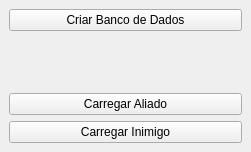
dsgoficial/DsgTools, file MilitarySimbologyTools/militarySimbologyDock.ui: the form before one commit.
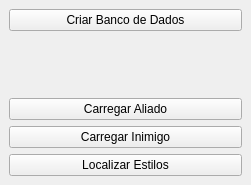
The form after the commit. Custom widgets are drawn as their Qt base class.

```diff
--- a/MilitarySimbologyTools/militarySimbologyDock.ui
+++ b/MilitarySimbologyTools/militarySimbologyDock.ui
@@ -7,7 +7,7 @@
     <x>0</x>
     <y>0</y>
     <width>251</width>
-    <height>152</height>
+    <height>185</height>
    </rect>
   </property>
   <property name="windowTitle">
@@ -39,6 +39,13 @@
     <item row="2" column="0">
      <widget class="SelectFileWidget" name="widget" native="true"/>
     </item>
+    <item row="5" column="0">
+     <widget class="QPushButton" name="locateStyleButton">
+      <property name="text">
+       <string>Localizar Estilos</string>
+      </property>
+     </widget>
+    </item>
    </layout>
   </widget>
  </widget>
```
